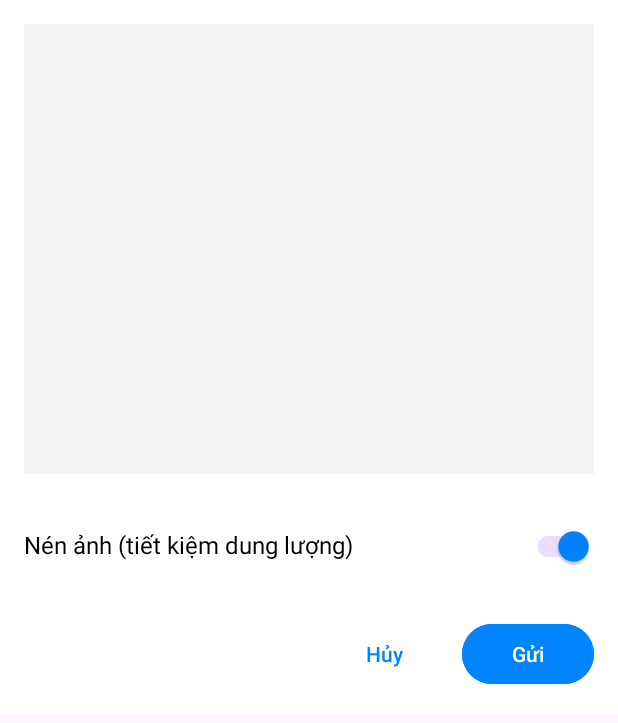
After one commit to pckienuit/Nhom14_ZolaChat, an Android app: the layout dialog_image_preview.xml on its own in the app's theme, with its tools: preview values and no code run, on a phone screen of 412 x 824 dp. The commit adds this screen. Shown: the top 723 px of the screen. Run offline under Robolectric (Android 15) with nearby library versions, the phone set to English and light mode, and no system bars.

Commit message:
feat: Implement image attachment with preview and compression in chat rooms.

```diff
--- a/app/build.gradle.kts
+++ b/app/build.gradle.kts
@@ -54,6 +54,9 @@ dependencies {
     implementation(libs.cardview)
     implementation(libs.glide)
 
+    // ExifInterface for image rotation
+    implementation("androidx.exifinterface:exifinterface:1.3.7")
+
     // Cloudinary for image uploads
     implementation("com.cloudinary:cloudinary-android:3.0.2")
 
--- /dev/null
+++ b/app/src/main/res/layout/dialog_image_preview.xml
@@ -0,0 +1,68 @@
+<?xml version="1.0" encoding="utf-8"?>
+<LinearLayout xmlns:android="http://schemas.android.com/apk/res/android"
+    android:layout_width="match_parent"
+    android:layout_height="wrap_content"
+    android:orientation="vertical"
+    android:padding="16dp"
+    android:background="@color/white">
+
+    <!-- Preview Image -->
+    <ImageView
+        android:id="@+id/previewImageView"
+        android:layout_width="match_parent"
+        android:layout_height="300dp"
+        android:scaleType="centerInside"
+        android:background="#F5F5F5"
+        android:contentDescription="Image preview" />
+
+    <!-- Compression Toggle -->
+    <LinearLayout
+        android:layout_width="match_parent"
+        android:layout_height="wrap_content"
+        android:orientation="horizontal"
+        android:layout_marginTop="16dp"
+        android:paddingVertical="8dp">
+
+        <TextView
+            android:layout_width="0dp"
+            android:layout_height="wrap_content"
+            android:layout_weight="1"
+            android:text="Nén ảnh (tiết kiệm dung lượng)"
+            android:textSize="16sp"
+            android:textColor="#000000" />
+
+        <androidx.appcompat.widget.SwitchCompat
+            android:id="@+id/compressionSwitch"
+            android:layout_width="wrap_content"
+            android:layout_height="wrap_content"
+            android:checked="true" />
+
+    </LinearLayout>
+
+    <!-- Buttons -->
+    <LinearLayout
+        android:layout_width="match_parent"
+        android:layout_height="wrap_content"
+        android:orientation="horizontal"
+        android:layout_marginTop="16dp"
+        android:gravity="end">
+
+        <Button
+            android:id="@+id/cancelButton"
+            android:layout_width="wrap_content"
+            android:layout_height="wrap_content"
+            android:text="Hủy"
+            android:textColor="@color/colorPrimary"
+            style="@style/Widget.Material3.Button.TextButton" />
+
+        <Button
+            android:id="@+id/sendButton"
+            android:layout_width="wrap_content"
+            android:layout_height="wrap_content"
+            android:layout_marginStart="8dp"
+            android:text="Gửi"
+            android:backgroundTint="@color/colorPrimary" />
+
+    </LinearLayout>
+
+</LinearLayout>
```
Also changed, not shown: app/src/main/java/com/example/doan_zaloclone/ui/room/RoomActivity.java (+52 -1 lines), app/src/main/java/com/example/doan_zaloclone/utils/ImageUtils.java (added, +105 -0 lines).
